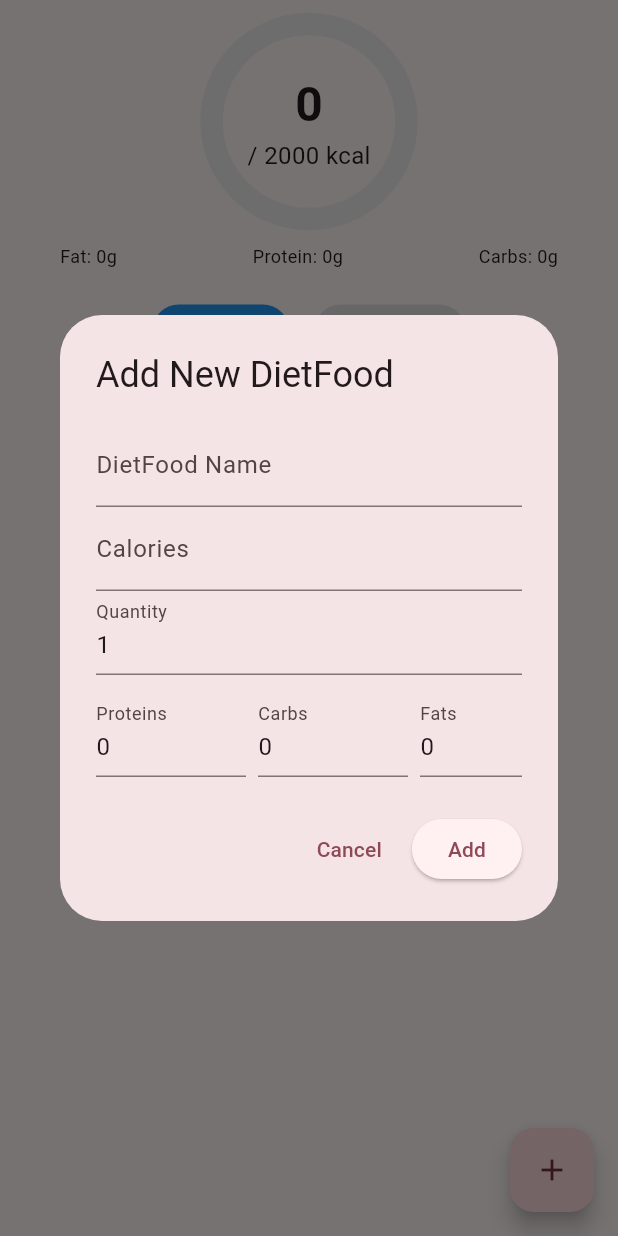
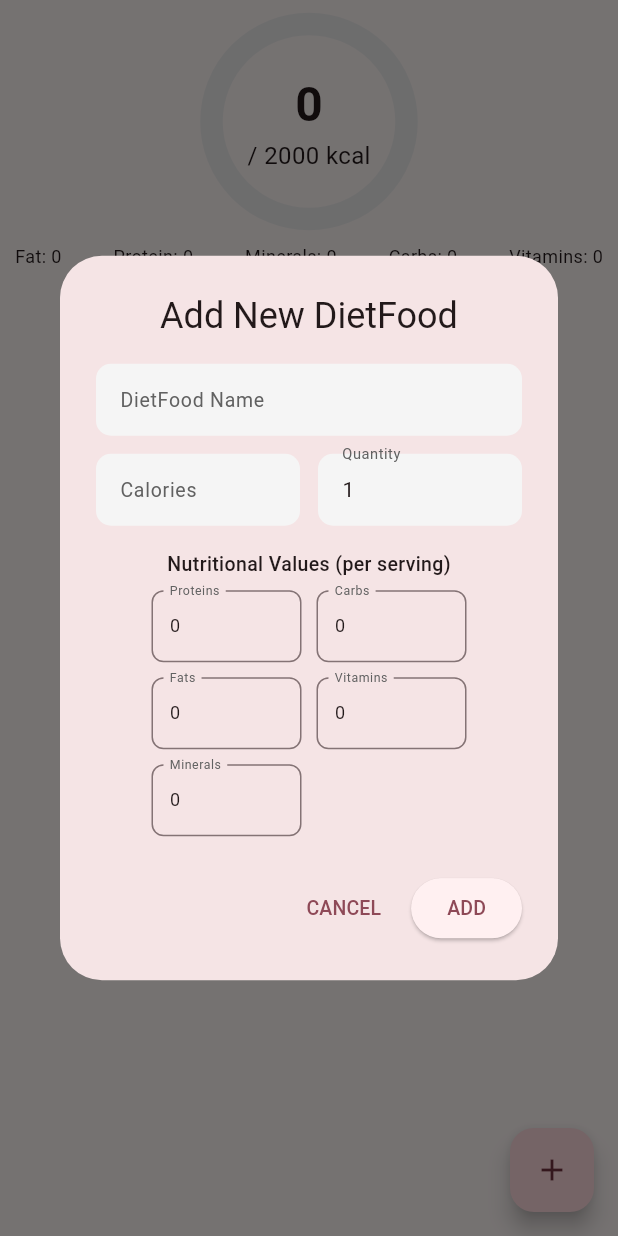
Before and after one commit to AshwaniDev101/Flutter-DisciplinePlus, a Flutter app: the DietPage screen opened directly, after a tap on the "add" icon, on a phone screen of 412 x 824 dp. Run offline on Flutter 3.47's test engine with Material 3 defaults, Android fonts, the phone set to English and light mode, and no system bars; our stand-ins replace cloud_firestore, firebase_core, hive_flutter, just_audio, pull_to_refresh, rxdart and 1 more; accounts and stored records are empty; generated files the repository leaves out were written again.

Commit message:
all food stats are updating

```diff
--- a/lib/pages/dietpage/dietpage.dart
+++ b/lib/pages/dietpage/dietpage.dart
@@ -88,103 +88,82 @@ class _DietPageState extends State<DietPage> {
 
 
 
-
-
-
   void _showAddDietFoodDialog() {
     final formKey = GlobalKey<FormState>();
     String name = '', calories = '', quantity = '1';
     String proteins = '0', carbohydrates = '0', fats = '0', vitamins = '0', minerals = '0';
 
+    InputDecoration _buildInputDecoration(String label) {
+      return InputDecoration(
+        labelText: label,
+        labelStyle: TextStyle(color: Colors.grey[700], fontSize: 13),
+        filled: true,
+        fillColor: Colors.grey[100],
+        contentPadding: const EdgeInsets.symmetric(vertical: 12, horizontal: 12),
+        border: OutlineInputBorder(
+          borderRadius: BorderRadius.circular(10),
+          borderSide: BorderSide.none,
+        ),
+      );
+    }
+
     showDialog(
       context: context,
       builder: (_) => AlertDialog(
-        title: const Text('Add New DietFood'),
-        content: Form(
+        title: const Center(child: Text('Add New DietFood')),
+        content: SingleChildScrollView(
+          child: Form(
             key: formKey,
-          child: SingleChildScrollView(
             child: Column(
               mainAxisSize: MainAxisSize.min,
               children: [
                 TextFormField(
-                  decoration: const InputDecoration(labelText: 'DietFood Name'),
+                  decoration: _buildInputDecoration('DietFood Name'),
+                  style: const TextStyle(fontSize: 14),
                   validator: (v) => v!.isEmpty ? 'Required' : null,
                   onSaved: (v) => name = v!,
                 ),
-                TextFormField(
-                  decoration: const InputDecoration(labelText: 'Calories'),
+                const SizedBox(height: 12),
+                Row(
+                  children: [
+                    Expanded(
+                      child: TextFormField(
+                        decoration: _buildInputDecoration('Calories'),
                         keyboardType: TextInputType.number,
+                        style: const TextStyle(fontSize: 14),
                         validator: (v) => v!.isEmpty ? 'Required' : null,
                         onSaved: (v) => calories = v!,
                       ),
-                TextFormField(
-                  decoration: const InputDecoration(labelText: 'Quantity'),
+                    ),
+                    const SizedBox(width: 12),
+                    Expanded(
+                      child: TextFormField(
+                        decoration: _buildInputDecoration('Quantity'),
                         keyboardType: TextInputType.number,
                         initialValue: '1',
+                        style: const TextStyle(fontSize: 14),
                         validator: (v) => v!.isEmpty ? 'Required' : null,
                         onSaved: (v) => quantity = v!,
-                ),
-                const SizedBox(height: 12),
-                SingleChildScrollView(
-                  scrollDirection: Axis.horizontal,
-                  child: Row(
-                    children: [
-                      SizedBox(
-                        width: 100,
-                        child: TextFormField(
-                          decoration: const InputDecoration(labelText: 'Proteins'),
-                          keyboardType: TextInputType.number,
-                          initialValue: '0',
-                          validator: (v) => v!.isEmpty ? 'Required' : null,
-                          onSaved: (v) => proteins = v!,
-                        ),
-                      ),
-                      const SizedBox(width: 8),
-                      SizedBox(
-                        width: 100,
-                        child: TextFormField(
-                          decoration: const InputDecoration(labelText: 'Carbs'),
-                          keyboardType: TextInputType.number,
-                          initialValue: '0',
-                          validator: (v) => v!.isEmpty ? 'Required' : null,
-                          onSaved: (v) => carbohydrates = v!,
-                        ),
-                      ),
-                      const SizedBox(width: 8),
-                      SizedBox(
-                        width: 100,
-                        child: TextFormField(
-                          decoration: const InputDecoration(labelText: 'Fats'),
-                          keyboardType: TextInputType.number,
-                          initialValue: '0',
-                          validator: (v) => v!.isEmpty ? 'Required' : null,
-                          onSaved: (v) => fats = v!,
-                        ),
-                      ),
-                      const SizedBox(width: 8),
-                      SizedBox(
-                        width: 100,
-                        child: TextFormField(
-                          decoration: const InputDecoration(labelText: 'Vitamins'),
-                          keyboardType: TextInputType.number,
-                          initialValue: '0',
-                          validator: (v) => v!.isEmpty ? 'Required' : null,
-                          onSaved: (v) => vitamins = v!,
-                        ),
-                      ),
-                      const SizedBox(width: 8),
-                      SizedBox(
-                        width: 100,
-                        child: TextFormField(
-                          decoration: const InputDecoration(labelText: 'Minerals'),
-                          keyboardType: TextInputType.number,
-                          initialValue: '0',
-                          validator: (v) => v!.isEmpty ? 'Required' : null,
-                          onSaved: (v) => minerals = v!,
                       ),
                     ),
                   ],
                 ),
+                const SizedBox(height: 16),
+                const Text(
+                  'Nutritional Values (per serving)',
+                  style: TextStyle(fontSize: 13, fontWeight: FontWeight.w500),
+                ),
+                const SizedBox(height: 8),
+                Wrap(
+                  spacing: 10,
+                  runSpacing: 10,
+                  children: [
+                    _buildNutrientField('Proteins', proteins, (v) => proteins = v!),
+                    _buildNutrientField('Carbs', carbohydrates, (v) => carbohydrates = v!),
+                    _buildNutrientField('Fats', fats, (v) => fats = v!),
+                    _buildNutrientField('Vitamins', vitamins, (v) => vitamins = v!),
+                    _buildNutrientField('Minerals', minerals, (v) => minerals = v!),
+                  ],
                 ),
               ],
             ),
@@ -192,15 +171,14 @@ class _DietPageState extends State<DietPage> {
         ),
         actions: [
           TextButton(
-            onPressed: () => Navigator.pop(context),
-            child: const Text('Cancel'),
+            onPressed: () => Navigator.of(context).pop(),
+            child: const Text('CANCEL', style: TextStyle(fontSize: 13)),
           ),
           ElevatedButton(
             onPressed: () {
               if (formKey.currentState!.validate()) {
                 formKey.currentState!.save();
                 setState(() {
-
                   final newDietFood = DietFood(
                     id: generateReadableTimestamp(),
                     name: name,
@@ -220,12 +198,35 @@ class _DietPageState extends State<DietPage> {
                 Navigator.pop(context);
               }
             },
-            child: const Text('Add'),
+            child: const Text('ADD', style: TextStyle(fontSize: 13)),
           ),
         ],
       ),
     );
   }
+
+  Widget _buildNutrientField(String label, String value, Function(String?) onSaved) {
+    return SizedBox(
+      width: 100,
+      child: TextFormField(
+        initialValue: value,
+        decoration: InputDecoration(
+          labelText: label,
+          labelStyle: TextStyle(fontSize: 11, color: Colors.grey[700]),
+          contentPadding: const EdgeInsets.symmetric(vertical: 8, horizontal: 8),
+          border: OutlineInputBorder(
+            borderRadius: BorderRadius.circular(8),
+          ),
+        ),
+        keyboardType: TextInputType.number,
+        style: const TextStyle(fontSize: 12),
+        onSaved: onSaved,
+        validator: (v) => v!.isEmpty ? 'Req' : null,
+      ),
+    );
+  }
+
+
 
   @override
   Widget build(BuildContext context) {
@@ -314,30 +315,79 @@ class _DietPageState extends State<DietPage> {
             return Card(
               key: ValueKey(food.id),
               margin: const EdgeInsets.symmetric(horizontal: 12, vertical: 6),
+              child: InkWell(
+                onLongPress: () {
+                  showModalBottomSheet(
+                    context: context,
+                    builder: (ctx) => Wrap(
+                      children: [
+                        ListTile(
+                          leading: const Icon(Icons.edit),
+                          title: const Text('Edit'),
+                          onTap: () {
+                            Navigator.pop(ctx);
+                            // _showEditDietFoodDialog(food); // You need to define this
+                          },
+                        ),
+                        ListTile(
+                          leading: const Icon(Icons.delete),
+                          title: const Text('Delete'),
+                          onTap: () {
+                            Navigator.pop(ctx);
+                            setState(() {
+                              FoodManager.instance.removeFromAvailableFood(food);
+                            });
+                          },
+                        ),
+                      ],
+                    ),
+                  );
+                },
                 child: ListTile(
                   title: Text(food.name),
-                subtitle: Text(
-                  '${food.foodStats.calories} kcal • ${food.count}g • $timeStr',
-                ),
+                  subtitle: Text('${food.foodStats.calories} kcal • Fat:${food.foodStats.fats} • Protein:${food.foodStats.proteins} • Minerals:${food.foodStats.minerals} • Carbs:${food.foodStats.carbohydrates} • Vitamins:${food.foodStats.vitamins} • $timeStr'),
                   trailing: IconButton(
                     icon: Icon(isConsumed ? Icons.delete : Icons.add),
                     onPressed: () {
                       if (isConsumed) {
-                      FoodManager.instance.removeFromConsumedFood(
-                        _latestStats,
-                        food,
-                      );
+                        FoodManager.instance.removeFromConsumedFood(_latestStats, food);
                       } else {
-
-                      FoodManager.instance.addToConsumedFood(
-                        _latestStats,
-                        food,
-                      );
+                        FoodManager.instance.addToConsumedFood(_latestStats, food);
                       }
                     },
                   ),
                 ),
+              ),
             );
+
+
+            // return Card(
+            //   key: ValueKey(food.id),
+            //   margin: const EdgeInsets.symmetric(horizontal: 12, vertical: 6),
+            //   child: ListTile(
+            //     title: Text(food.name),
+            //     subtitle: Text(
+            //       '${food.foodStats.calories} kcal • ${food.count}g • $timeStr',
+            //     ),
+            //     trailing: IconButton(
+            //       icon: Icon(isConsumed ? Icons.delete : Icons.add),
+            //       onPressed: () {
+            //         if (isConsumed) {
+            //           FoodManager.instance.removeFromConsumedFood(
+            //             _latestStats,
+            //             food,
+            //           );
+            //         } else {
+            //
+            //           FoodManager.instance.addToConsumedFood(
+            //             _latestStats,
+            //             food,
+            //           );
+            //         }
+            //       },
+            //     ),
+            //   ),
+            // );
           },
         );
       },
@@ -386,13 +436,15 @@ class _DietPageState extends State<DietPage> {
             ),
             const SizedBox(height: 16),
             Padding(
-              padding: const EdgeInsets.symmetric(horizontal: 40),
+              padding: const EdgeInsets.symmetric(horizontal: 10),
               child: Row(
                 mainAxisAlignment: MainAxisAlignment.spaceBetween,
                 children: [
-                  Text("Fat: ${stats.fats}g", style: const TextStyle(fontSize: 12)),
-                  Text("Protein: ${stats.proteins}g", style: const TextStyle(fontSize: 12)),
-                  Text("Carbs: ${stats.carbohydrates}g", style: const TextStyle(fontSize: 12)),
+                  Text("Fat: ${stats.fats}", style: const TextStyle(fontSize: 12)),
+                  Text("Protein: ${stats.proteins}", style: const TextStyle(fontSize: 12)),
+                  Text("Minerals: ${stats.minerals}", style: const TextStyle(fontSize: 12)),
+                  Text("Carbs: ${stats.carbohydrates}", style: const TextStyle(fontSize: 12)),
+                  Text("Vitamins: ${stats.vitamins}", style: const TextStyle(fontSize: 12)),
                 ],
               ),
             ),
```
Lines whose indentation alone changed are shown as unchanged.
